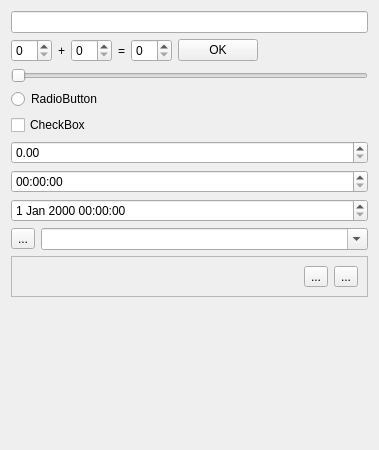
Qt form Qt/my_programm/_For_tests/src/for_tests_mainbox/ui/for_tests_mainbox.ui (RinatB2017/mega_GIT) before a commit.
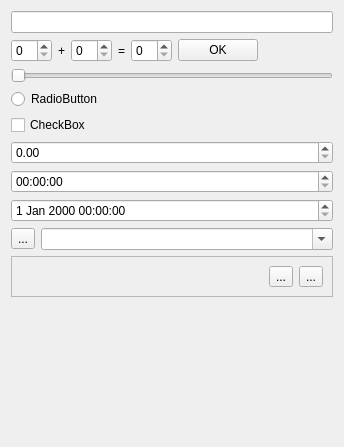
The same form after that commit. Custom widgets are drawn as their Qt base class.

What changed in the file:
```diff
--- a/Qt/my_programm/_For_tests/src/for_tests_mainbox/ui/for_tests_mainbox.ui
+++ b/Qt/my_programm/_For_tests/src/for_tests_mainbox/ui/for_tests_mainbox.ui
@@ -6,8 +6,8 @@
    <rect>
     <x>0</x>
     <y>0</y>
-    <width>379</width>
-    <height>450</height>
+    <width>344</width>
+    <height>447</height>
    </rect>
   </property>
   <layout class="QVBoxLayout" name="verticalLayout">
```
